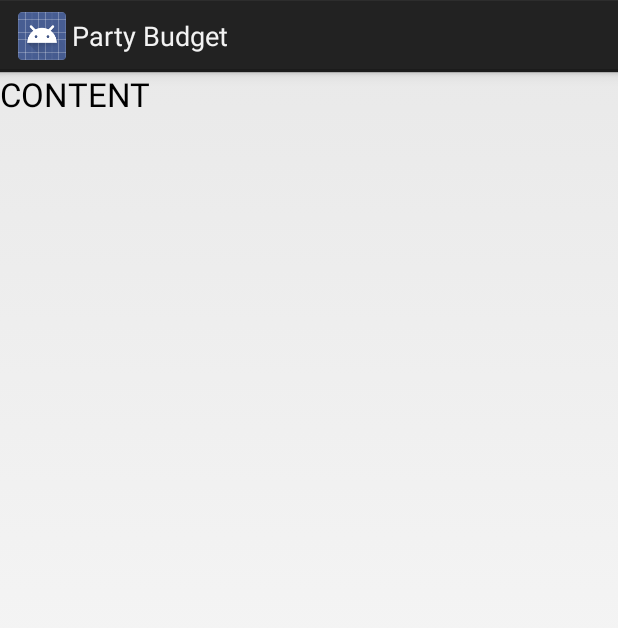
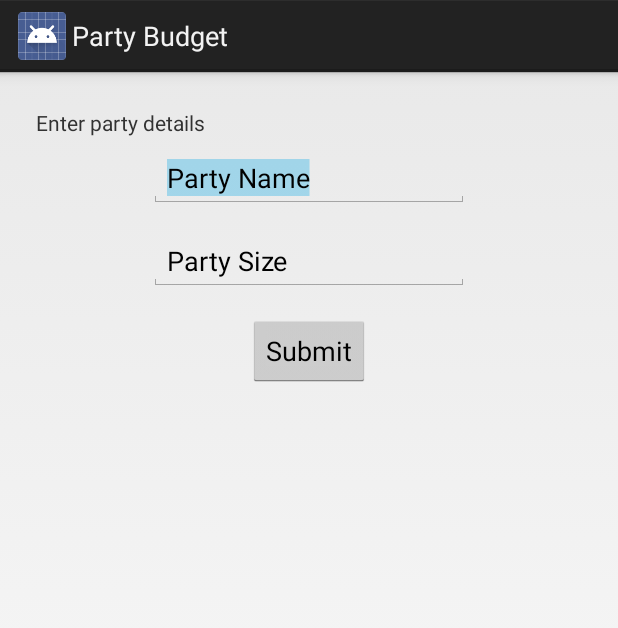
Before and after one commit to zasadnyy/party-budget, an Android app: the fragment PartyDetailsFragment shown on its own in the app's theme, on a phone screen of 412 x 824 dp. Shown: the top 628 px of the screen. Run offline under Robolectric (Android 15) with nearby library versions, the phone set to English and light mode, and no system bars; our stand-ins replace ButterKnife; libraries missing offline, so code that uses them is left out: com.actionbarsherlock.app, de.keyboardsurfer.android; 6 statements that could not run were skipped.

Commit message:
Added ZLog, UiUtils. Implemented TextView validation logic.

```diff
--- a/app/PartyBudget/build.gradle
+++ b/app/PartyBudget/build.gradle
@@ -20,7 +20,7 @@ dependencies {
     compile 'com.android.support:support-v4:13.0.+'
     compile 'com.actionbarsherlock:actionbarsherlock:4.3.1'
     compile "com.sherlock:navigationdrawer:1.0-SNAPSHOT"
-    compile 'com.jakewharton:butterknife:1.4.0'
+    compile 'com.jakewharton:butterknife:2.0.1'
     compile 'de.greenrobot:greendao:1.3.1'
     compile ('de.keyboardsurfer.android.widget:crouton:1.8.1') {
         exclude  module: 'support-v4'
--- /dev/null
+++ b/app/PartyBudget/src/main/java/ua/org/zasadnyy/partybudget/ui/widget/validator/Field.java
@@ -0,0 +1,46 @@
+package ua.org.zasadnyy.partybudget.ui.widget.validator;
+
+import android.content.Context;
+import android.widget.EditText;
+
+import java.util.LinkedList;
+import java.util.List;
+
+/**
+ * Created by vitaliyzasadnyy on 01.08.13.
+ */
+public class Field {
+
+    private List<Validation> mValidations = new LinkedList<Validation>();
+    private EditText mTextView;
+    private Context mContext;
+
+    private Field(EditText textView) {
+        this.mTextView = textView;
+        this.mContext = textView.getContext();
+    }
+
+    public static Field using(EditText textView) {
+        return new Field(textView);
+    }
+
+    public Field validate(Validation what) {
+        mValidations.add(what);
+        return this;
+    }
+
+    public EditText getTextView() {
+        return mTextView;
+    }
+
+    public boolean isValid() throws FieldValidationException {
+        for (Validation validation : mValidations) {
+            if (!validation.isValid(mTextView.getText().toString())) {
+                String errorMessage = mContext.getString(validation.getErrorMessageId());
+                throw new FieldValidationException(errorMessage, mTextView);
+            }
+        }
+        return true;
+    }
+
+}
--- /dev/null
+++ b/app/PartyBudget/src/main/java/ua/org/zasadnyy/partybudget/ui/widget/validator/Validation.java
@@ -0,0 +1,12 @@
+package ua.org.zasadnyy.partybudget.ui.widget.validator;
+
+/**
+ * Created by vitaliyzasadnyy on 01.08.13.
+ */
+public interface Validation {
+
+    int getErrorMessageId();
+
+    boolean isValid(String text);
+
+}
--- a/app/PartyBudget/src/main/res/layout/party_details_fragment.xml
+++ b/app/PartyBudget/src/main/res/layout/party_details_fragment.xml
@@ -3,13 +3,46 @@
 <LinearLayout xmlns:android="http://schemas.android.com/apk/res/android"
               android:orientation="vertical"
               android:layout_width="match_parent"
-              android:layout_height="match_parent">
+              android:layout_height="match_parent"
+              android:padding="24dp">
 
     <TextView
-            android:id="@+id/content_text"
-            android:layout_width="match_parent"
-            android:layout_height="match_parent"
-            android:text="CONTENT"
-            android:textAppearance="?android:attr/textAppearanceLarge"/>
+            android:layout_width="fill_parent"
+            android:layout_height="wrap_content"
+            android:text="Enter party details"
+            android:id="@+id/party_details_description"/>
+
+    <EditText
+            android:layout_width="wrap_content"
+            android:layout_height="wrap_content"
+            android:inputType="textCapWords"
+            android:text="Party Name"
+            android:ems="10"
+            android:id="@+id/party_details_name"
+            android:layout_gravity="center"
+            android:autoText="false"
+            android:editable="true"
+            android:selectAllOnFocus="true"
+            android:singleLine="true"
+            android:layout_margin="8dp"/>
+
+    <EditText
+            android:layout_width="wrap_content"
+            android:layout_height="wrap_content"
+            android:inputType="number"
+            android:ems="10"
+            android:id="@+id/party_details_size"
+            android:layout_gravity="center"
+            android:text="Party Size"
+            android:selectAllOnFocus="true"
+            android:layout_margin="8dp"/>
+
+    <Button
+            android:layout_width="wrap_content"
+            android:layout_height="wrap_content"
+            android:text="Submit"
+            android:id="@+id/party_details_submit"
+            android:layout_gravity="center"
+            android:layout_margin="8dp"/>
 
 </LinearLayout>
--- a/app/PartyBudget/src/main/res/values/strings.xml
+++ b/app/PartyBudget/src/main/res/values/strings.xml
@@ -7,5 +7,8 @@
 
     <string name="drawer_open">Open navigation drawer</string>
     <string name="drawer_close">Close navigation drawer</string>
+    <string name="party_details_empty_party_name_error">Nameless party? Really?</string>
+    <string name="party_details_not_positive_int_party_size">Size should be positive integer
+    </string>
 
 </resources>
```
Also changed, not shown: app/PartyBudget/src/main/AndroidManifest.xml (+7 -6 lines), app/PartyBudget/src/main/java/ua/org/zasadnyy/partybudget/Config.java (added, +13 -0 lines), app/PartyBudget/src/main/java/ua/org/zasadnyy/partybudget/PartyBudgetApplication.java (+24 -0 lines), app/PartyBudget/src/main/java/ua/org/zasadnyy/partybudget/ui/PartyDetailsFragment.java (+69 -0 lines), app/PartyBudget/src/main/java/ua/org/zasadnyy/partybudget/ui/widget/PartiesListPanel.java (+17 -6 lines), app/PartyBudget/src/main/java/ua/org/zasadnyy/partybudget/ui/widget/validator/FieldValidationException.java (added, +20 -0 lines), app/PartyBudget/src/main/java/ua/org/zasadnyy/partybudget/ui/widget/validator/Form.java (added, +54 -0 lines), app/PartyBudget/src/main/java/ua/org/zasadnyy/partybudget/ui/widget/validator/IsPositiveInteger.java (added, +19 -0 lines), app/PartyBudget/src/main/java/ua/org/zasadnyy/partybudget/ui/widget/validator/NotEmpty.java (added, +22 -0 lines), app/PartyBudget/src/main/java/ua/org/zasadnyy/partybudget/util/UiUtils.java (added, +29 -0 lines), app/PartyBudget/src/main/java/ua/org/zasadnyy/partybudget/util/ZLog.java (added, +31 -0 lines), 1 other file.
